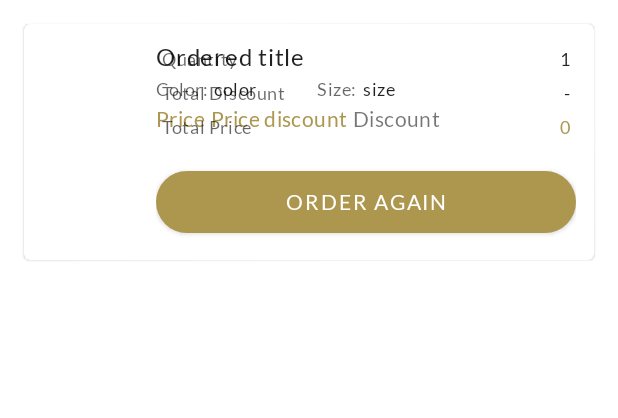
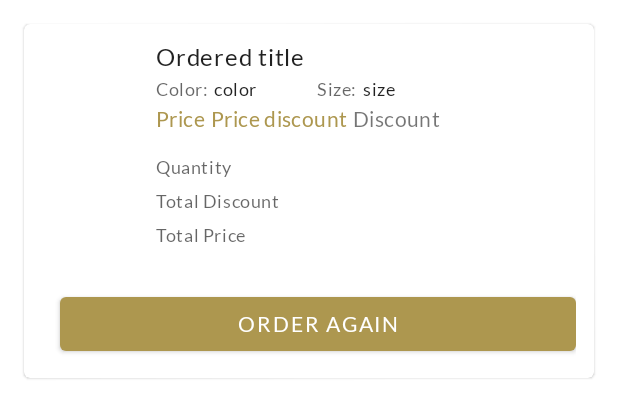
Before and after one commit to syntialai/TailorMade-mobile, an Android app: the layout layout_card_ordered.xml on its own in the app's theme, with its tools: preview values and no code run, on a phone screen of 412 x 824 dp. Shown: the top 418 px of the screen. Run offline under Robolectric (Android 15) with nearby library versions, the phone set to English and light mode, and no system bars.

Commit message:
SETUP-PROFILE-MAIN-PAGE: Fix layout and move layout to profile module
Signed-off-by: syntialai <53588149+syntialai@users.noreply.github.com>

```diff
--- a/features/tailormade_profile/build.gradle
+++ b/features/tailormade_profile/build.gradle
@@ -45,8 +45,11 @@ android {
 dependencies {
     implementation fileTree(dir: "libs", include: ["*.jar"])
 
+    // Router
+    implementation project(":libraries:tailormade_router")
+
     // Features
-    api project(":features:tailormade_auth")
+    implementation project(":features:tailormade_auth")
 
     // OSM
     implementation osm
--- a/features/tailormade_profile/src/main/java/com/future/tailormade_profile/feature/profile/view/ProfileFragment.kt
+++ b/features/tailormade_profile/src/main/java/com/future/tailormade_profile/feature/profile/view/ProfileFragment.kt
@@ -6,10 +6,9 @@ import android.view.View
 import android.view.ViewGroup
 import androidx.fragment.app.viewModels
 import com.future.tailormade.base.view.BaseFragment
-import com.future.tailormade.util.extension.remove
 import com.future.tailormade.util.extension.show
 import com.future.tailormade.util.image.ImageLoader
-import com.future.tailormade_dls.databinding.LayoutCardProfileWithEditBinding
+import com.future.tailormade_profile.databinding.LayoutCardProfileWithEditBinding
 import com.future.tailormade_profile.databinding.FragmentProfileBinding
 import com.future.tailormade_profile.feature.profile.viewModel.ProfileViewModel
 import dagger.hilt.android.AndroidEntryPoint
--- a/libraries/tailormade_dls/src/main/res/layout/layout_card_order.xml
+++ b/libraries/tailormade_dls/src/main/res/layout/layout_card_order.xml
@@ -92,10 +92,12 @@
             android:layout_width="@dimen/dp_0"
             android:layout_height="wrap_content"
             android:layout_marginStart="@dimen/dp_4"
-            android:text="@string/order_price_discount_label"
+            android:visibility="gone"
+            app:layout_constraintBottom_toBottomOf="@id/text_view_order_price"
             app:layout_constraintStart_toEndOf="@id/text_view_order_price"
             app:layout_constraintTop_toTopOf="@id/text_view_order_price"
-            app:layout_constraintBottom_toBottomOf="@id/text_view_order_price"/>
+            tools:text="@string/order_price_discount_label"
+            tools:visibility="visible" />
 
         <TextView
             android:id="@+id/text_view_order_discount"
@@ -103,10 +105,12 @@
             android:layout_width="@dimen/dp_0"
             android:layout_height="wrap_content"
             android:layout_marginStart="@dimen/dp_4"
+            android:visibility="gone"
             app:layout_constraintBottom_toBottomOf="@id/text_view_order_price"
             app:layout_constraintStart_toEndOf="@id/text_view_order_price_discount"
             app:layout_constraintTop_toTopOf="@id/text_view_order_price"
-            tools:text="@string/order_discount_label" />
+            tools:text="@string/order_discount_label"
+            tools:visibility="visible" />
 
         <com.future.tailormade_dls.widget.SpinNumberButton
             android:id="@+id/spin_button_number"
@@ -130,12 +134,13 @@
 
         <Button
             android:id="@+id/button_checkout_order"
-            android:layout_width="wrap_content"
+            android:layout_width="@dimen/dp_0"
             android:layout_height="wrap_content"
             android:layout_marginStart="@dimen/dp_12"
-            android:layout_marginTop="@dimen/dp_12"
+            android:layout_marginTop="@dimen/dp_24"
             android:text="@string/checkout_order_label"
-            app:layout_constraintStart_toEndOf="@id/image_view_order"
+            app:layout_constraintEnd_toEndOf="parent"
+            app:layout_constraintStart_toStartOf="parent"
             app:layout_constraintTop_toBottomOf="@id/button_delete_order" />
     </androidx.constraintlayout.widget.ConstraintLayout>
 </com.google.android.material.card.MaterialCardView>
--- a/libraries/tailormade_dls/src/main/res/layout/layout_card_ordered.xml
+++ b/libraries/tailormade_dls/src/main/res/layout/layout_card_ordered.xml
@@ -7,11 +7,10 @@
     android:layout_margin="@dimen/dp_16"
     android:elevation="@dimen/dp_4">
 
-    <LinearLayout
+    <androidx.constraintlayout.widget.ConstraintLayout
         android:layout_width="match_parent"
         android:layout_height="match_parent"
-        android:layout_margin="@dimen/dp_12"
-        android:orientation="horizontal">
+        android:layout_margin="@dimen/dp_12">
 
         <com.google.android.material.imageview.ShapeableImageView
             android:id="@+id/image_view_ordered"
@@ -22,121 +21,116 @@
             app:shapeAppearanceOverlay="@style/Theme.TailorMade.CornerRounded_16dp"
             tools:ignore="ContentDescription" />
 
-        <androidx.constraintlayout.widget.ConstraintLayout
-            android:layout_width="match_parent"
-            android:layout_height="wrap_content"
-            android:layout_marginStart="@dimen/dp_12">
-
         <TextView
             android:id="@+id/text_view_ordered_title"
-                style="?attr/textAppearanceBody1"
+            style="@style/TextAppearance.TailorMade.Body1.BlackHigh"
             android:layout_width="@dimen/dp_0"
             android:layout_height="wrap_content"
-                android:text="@string/ordered_title_label"
-                android:textColor="@color/color_black_87"
-                app:layout_constraintStart_toStartOf="parent"
-                app:layout_constraintTop_toTopOf="parent" />
+            android:layout_marginStart="@dimen/dp_12"
+            app:layout_constraintStart_toEndOf="@id/image_view_ordered"
+            app:layout_constraintTop_toTopOf="parent"
+            tools:text="@string/ordered_title_label" />
 
         <TextView
             android:id="@+id/text_view_ordered_color_label"
-                style="?attr/textAppearanceCaption"
+            style="@style/TextAppearance.TailorMade.Caption.BlackMedium"
             android:layout_width="@dimen/dp_0"
             android:layout_height="wrap_content"
+            android:layout_marginStart="@dimen/dp_12"
             android:layout_marginTop="@dimen/dp_4"
             android:text="@string/ordered_color_label"
-                android:textColor="@color/color_black_60"
-                app:layout_constraintStart_toStartOf="parent"
+            app:layout_constraintStart_toEndOf="@id/image_view_ordered"
             app:layout_constraintTop_toBottomOf="@id/text_view_ordered_title" />
 
         <TextView
             android:id="@+id/text_view_ordered_color"
-                style="?attr/textAppearanceCaption"
+            style="@style/TextAppearance.TailorMade.Caption.BlackHigh"
             android:layout_width="@dimen/dp_0"
             android:layout_height="wrap_content"
             android:layout_marginStart="@dimen/dp_4"
-                android:layout_marginTop="@dimen/dp_4"
-                android:text="@string/ordered_color_value_label"
-                android:textColor="@color/color_black_87"
+            app:layout_constraintBottom_toBottomOf="@id/text_view_ordered_color_label"
             app:layout_constraintStart_toEndOf="@id/text_view_ordered_color_label"
-                app:layout_constraintTop_toBottomOf="@id/text_view_ordered_title" />
+            app:layout_constraintTop_toTopOf="@id/text_view_ordered_color_label"
+            tools:text="@string/ordered_color_value_label" />
 
         <TextView
             android:id="@+id/text_view_ordered_size_label"
-                style="?attr/textAppearanceCaption"
+            style="@style/TextAppearance.TailorMade.Caption.BlackMedium"
             android:layout_width="@dimen/dp_0"
             android:layout_height="wrap_content"
             android:layout_marginStart="@dimen/dp_40"
             android:layout_marginTop="@dimen/dp_4"
             android:text="@string/ordered_size_label"
-                android:textColor="@color/color_black_60"
             app:layout_constraintStart_toEndOf="@id/text_view_ordered_color"
             app:layout_constraintTop_toBottomOf="@id/text_view_ordered_title" />
 
         <TextView
             android:id="@+id/text_view_ordered_size"
-                style="?attr/textAppearanceCaption"
+            style="@style/TextAppearance.TailorMade.Caption.BlackHigh"
             android:layout_width="@dimen/dp_0"
             android:layout_height="wrap_content"
             android:layout_marginStart="@dimen/dp_4"
-                android:layout_marginTop="@dimen/dp_4"
-                android:text="@string/ordered_size_value_label"
-                android:textColor="@color/color_black_87"
+            app:layout_constraintBottom_toBottomOf="@id/text_view_ordered_size_label"
             app:layout_constraintStart_toEndOf="@id/text_view_ordered_size_label"
-                app:layout_constraintTop_toBottomOf="@id/text_view_ordered_title" />
+            app:layout_constraintTop_toTopOf="@id/text_view_ordered_size_label"
+            tools:text="@string/ordered_size_value_label" />
 
         <TextView
             android:id="@+id/text_view_ordered_price"
-                style="?attr/textAppearanceBody2"
+            style="@style/TextAppearance.TailorMade.Body2.Primary"
             android:layout_width="@dimen/dp_0"
             android:layout_height="wrap_content"
+            android:layout_marginStart="@dimen/dp_12"
             android:layout_marginTop="@dimen/dp_4"
-                android:text="@string/ordered_price_label"
-                android:textColor="?attr/colorPrimary"
-                app:layout_constraintStart_toStartOf="parent"
-                app:layout_constraintTop_toBottomOf="@id/text_view_ordered_color_label" />
+            app:layout_constraintStart_toEndOf="@id/image_view_ordered"
+            app:layout_constraintTop_toBottomOf="@id/text_view_ordered_color_label"
+            tools:text="@string/ordered_price_label" />
 
         <TextView
             android:id="@+id/text_view_ordered_price_discount"
-                style="?attr/textAppearanceBody2"
+            style="@style/TextAppearance.TailorMade.Body2.Primary.Bold"
             android:layout_width="@dimen/dp_0"
             android:layout_height="wrap_content"
             android:layout_marginStart="@dimen/dp_4"
-                android:layout_marginTop="@dimen/dp_4"
-                android:text="@string/ordered_price_discount_label"
-                android:textColor="?attr/colorPrimary"
-                android:textStyle="bold"
+            android:visibility="gone"
+            app:layout_constraintBottom_toBottomOf="@id/text_view_ordered_price"
             app:layout_constraintStart_toEndOf="@id/text_view_ordered_price"
-                app:layout_constraintTop_toBottomOf="@id/text_view_ordered_color_label" />
+            app:layout_constraintTop_toTopOf="@id/text_view_ordered_price"
+            tools:text="@string/ordered_price_discount_label"
+            tools:visibility="visible" />
 
         <TextView
             android:id="@+id/text_view_ordered_discount"
-                style="?attr/textAppearanceBody2"
+            style="@style/TextAppearance.TailorMade.Body2.BlackMedium2"
             android:layout_width="@dimen/dp_0"
             android:layout_height="wrap_content"
             android:layout_marginStart="@dimen/dp_4"
-                android:layout_marginTop="@dimen/dp_4"
-                android:text="@string/ordered_discount_label"
-                android:textColor="@color/color_black_54"
+            android:visibility="gone"
+            app:layout_constraintBottom_toBottomOf="@id/text_view_ordered_price"
             app:layout_constraintStart_toEndOf="@id/text_view_ordered_price_discount"
-                app:layout_constraintTop_toBottomOf="@id/text_view_ordered_color_label" />
+            app:layout_constraintTop_toTopOf="@id/text_view_ordered_price"
+            tools:text="@string/ordered_discount_label"
+            tools:visibility="visible" />
 
         <include
             layout="@layout/layout_order_total"
-                app:layout_constraintEnd_toEndOf="parent"
-                app:layout_constraintStart_toStartOf="parent"
-                app:layout_constraintTop_toBottomOf="@id/text_view_ordered_price"
+            android:layout_width="wrap_content"
+            android:layout_height="wrap_content"
+            android:layout_marginStart="@dimen/dp_8"
+            android:layout_marginTop="@dimen/dp_12"
             app:layout_constraintBottom_toTopOf="@id/button_order_again_ordered"
-                />
+            app:layout_constraintStart_toEndOf="@id/image_view_ordered"
+            app:layout_constraintTop_toBottomOf="@id/text_view_ordered_price" />
 
         <Button
             android:id="@+id/button_order_again_ordered"
-                style="?attr/buttonStyle"
-                android:layout_width="match_parent"
+            android:layout_width="@dimen/dp_0"
             android:layout_height="wrap_content"
-                android:layout_marginTop="@dimen/dp_12"
+            android:layout_marginStart="@dimen/dp_12"
+            android:layout_marginTop="@dimen/dp_24"
             android:text="@string/order_again_label"
+            app:layout_constraintEnd_toEndOf="parent"
             app:layout_constraintStart_toStartOf="parent"
             app:layout_constraintTop_toBottomOf="@id/grid_order_total" />
     </androidx.constraintlayout.widget.ConstraintLayout>
-    </LinearLayout>
 </com.google.android.material.card.MaterialCardView>
--- a/libraries/tailormade_dls/src/main/res/layout/layout_order_total.xml
+++ b/libraries/tailormade_dls/src/main/res/layout/layout_order_total.xml
@@ -1,5 +1,6 @@
 <?xml version="1.0" encoding="utf-8"?>
 <GridLayout xmlns:android="http://schemas.android.com/apk/res/android"
+    xmlns:tools="http://schemas.android.com/tools"
     android:id="@+id/grid_order_total"
     android:layout_width="match_parent"
     android:layout_height="wrap_content"
@@ -9,53 +10,47 @@
 
     <TextView
         android:id="@+id/text_view_order_quantity_label"
-        style="?attr/textAppearanceCaption"
+        style="@style/TextAppearance.TailorMade.Caption.BlackMedium"
         android:layout_row="0"
         android:layout_column="0"
-        android:text="@string/order_quantity_label"
-        android:textColor="@color/color_black_60" />
+        android:text="@string/order_quantity_label" />
 
     <TextView
         android:id="@+id/text_view_order_quantity"
-        style="?attr/textAppearanceCaption"
+        style="@style/TextAppearance.TailorMade.Caption.BlackHigh"
         android:layout_row="0"
         android:layout_column="1"
         android:layout_gravity="end"
-        android:text="@string/order_quantity_value_label"
-        android:textColor="@color/color_black_87" />
+        tools:text="@string/order_quantity_value_label" />
 
     <TextView
         android:id="@+id/text_view_order_total_discount_label"
-        style="?attr/textAppearanceCaption"
+        style="@style/TextAppearance.TailorMade.Caption.BlackMedium"
         android:layout_row="1"
         android:layout_column="0"
-        android:text="@string/order_total_discount_label"
-        android:textColor="@color/color_black_60" />
+        android:text="@string/order_total_discount_label" />
 
     <TextView
         android:id="@+id/text_view_order_total_discount"
-        style="?attr/textAppearanceCaption"
+        style="@style/TextAppearance.TailorMade.Caption.BlackHigh"
         android:layout_row="1"
         android:layout_column="1"
         android:layout_gravity="end"
-        android:text="@string/order_total_discount_value_label"
-        android:textColor="@color/color_black_87" />
+        tools:text="@string/order_total_discount_value_label" />
 
     <TextView
         android:id="@+id/text_view_order_total_price_label"
-        style="?attr/textAppearanceCaption"
+        style="@style/TextAppearance.TailorMade.Caption.BlackMedium"
         android:layout_row="2"
         android:layout_column="0"
-        android:text="@string/order_total_price_label"
-        android:textColor="@color/color_black_60" />
+        android:text="@string/order_total_price_label" />
 
     <TextView
         android:id="@+id/text_view_order_total_price"
-        style="?attr/textAppearanceCaption"
+        style="@style/TextAppearance.TailorMade.Caption.Primary"
         android:layout_row="2"
         android:layout_column="1"
         android:layout_gravity="end"
-        android:text="@string/order_total_price_value_label"
-        android:textColor="?attr/colorPrimary" />
+        tools:text="@string/order_total_price_value_label" />
 
 </GridLayout>
```
Also changed, not shown: features/tailormade_profile/src/main/res/layout/layout_card_profile.xml (renamed from libraries/tailormade_dls/src/main/res/layout/layout_card_profile.xml), features/tailormade_profile/src/main/res/layout/layout_card_profile_with_edit.xml (renamed from libraries/tailormade_dls/src/main/res/layout/layout_card_profile_with_edit.xml). Lines whose indentation alone changed are shown as unchanged.
